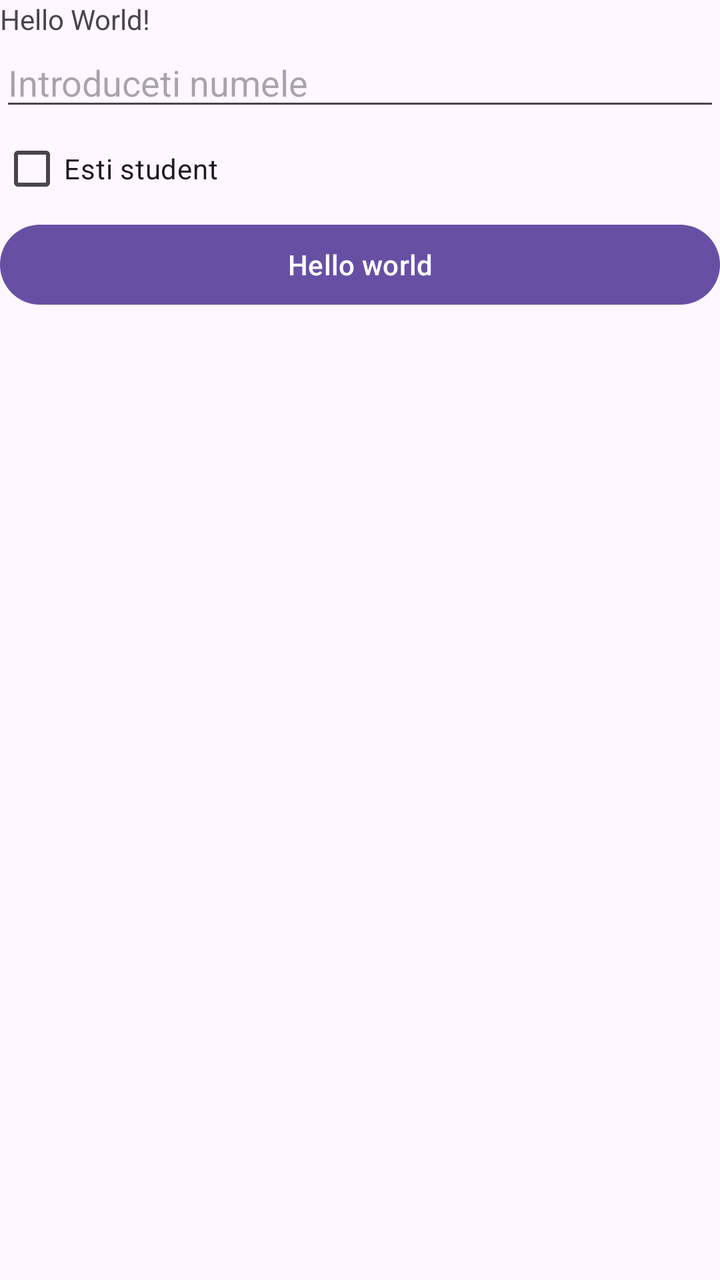
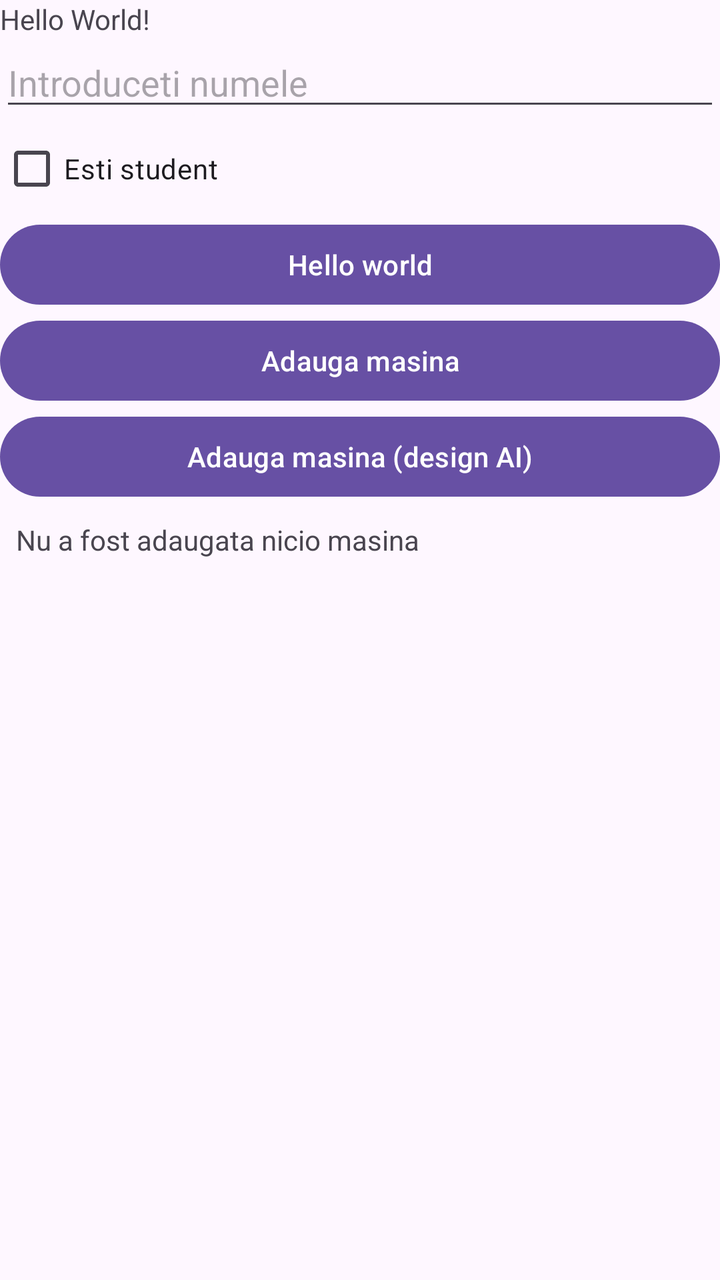

Compare the two renders of this Android layout. The source of the first and the diff that turns it into the second are given below.
<!-- AndroidManifest.xml: application theme Theme.Seminar2 -->
<!-- res/layout/activity_main.xml -->
<?xml version="1.0" encoding="utf-8"?>
<LinearLayout xmlns:android="http://schemas.android.com/apk/res/android"
    xmlns:tools="http://schemas.android.com/tools"
    android:id="@+id/main"
    android:layout_width="match_parent"
    android:layout_height="match_parent"
    android:orientation="vertical"
    tools:context=".MainActivity">

    <TextView
        android:layout_width="wrap_content"
        android:layout_height="wrap_content"
        android:text="Hello World!" />

    <EditText
        android:id="@+id/id_nume_ET"
        android:layout_width="match_parent"
        android:layout_height="wrap_content"
        android:hint="Introduceti numele"
        android:inputType="text" />

    <CheckBox
        android:id="@+id/eStudent_CB"
        android:layout_width="match_parent"
        android:layout_height="wrap_content"
        android:text="Esti student" />

    <Button
        android:layout_width="match_parent"
        android:layout_height="wrap_content"
        android:text="Hello world" />

</LinearLayout>
<!-- resources referenced by this layout -->
<resources>
  <style name="Theme.Seminar2" parent="Base.Theme.Seminar2" />
  <style name="Base.Theme.Seminar2" parent="Theme.Material3.DayNight.NoActionBar">
          
          
      </style>
</resources>

<!-- the commit's change to res/layout/activity_main.xml (unified diff, before → after) -->
@@ -30,4 +30,23 @@
         android:layout_height="wrap_content"
         android:text="Hello world" />
 
+    <Button
+        android:layout_width="match_parent"
+        android:layout_height="wrap_content"
+        android:onClick="deschideAdaugare"
+        android:text="@string/adauga_masina" />
+
+    <Button
+        android:layout_width="match_parent"
+        android:layout_height="wrap_content"
+        android:onClick="deschideAdaugareAI"
+        android:text="@string/adauga_masina_ai" />
+
+    <TextView
+        android:id="@+id/masina_TV"
+        android:layout_width="match_parent"
+        android:layout_height="wrap_content"
+        android:padding="8dp"
+        android:text="@string/nicio_masina" />
+
 </LinearLayout>
<!-- resource entries referenced after the edit -->
@@ -1,5 +1,8 @@
 <!-- resources referenced by this layout -->
 <resources>
+  <string name="adauga_masina">Adauga masina</string>
+  <string name="adauga_masina_ai">Adauga masina (design AI)</string>
+  <string name="nicio_masina">Nu a fost adaugata nicio masina</string>
   <style name="Theme.Seminar2" parent="Base.Theme.Seminar2" />
   <style name="Base.Theme.Seminar2" parent="Theme.Material3.DayNight.NoActionBar">
           
